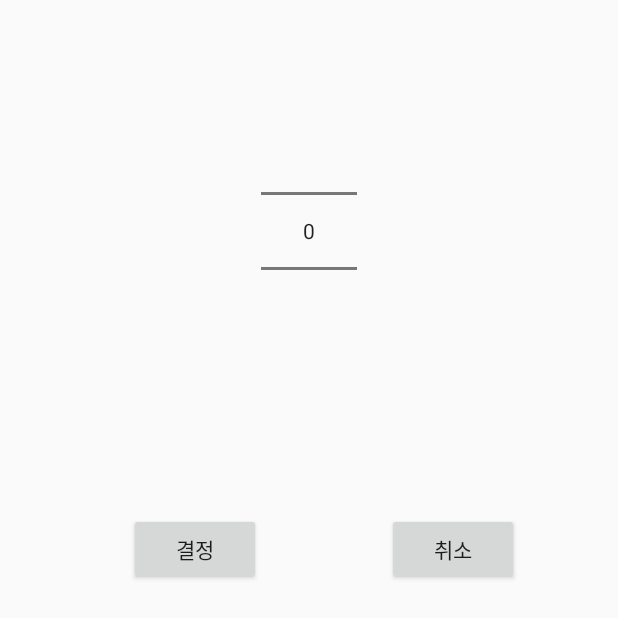
After one commit to Joony15/RoadToBike, an Android app: the layout activity_forpicker.xml on its own in the app's theme, with its tools: preview values and no code run, on a phone screen of 412 x 824 dp. The commit adds this screen. Shown: the top 618 px of the screen. Run offline under Robolectric (Android 15) with nearby library versions, the phone set to English and light mode, and no system bars.

Commit message:
경로선택완료

```diff
--- /dev/null
+++ b/app/src/main/res/layout/activity_forpicker.xml
@@ -0,0 +1,32 @@
+<RelativeLayout xmlns:android="http://schemas.android.com/apk/res/android"
+    android:layout_width="fill_parent"
+    android:layout_height="fill_parent" >
+
+    <NumberPicker
+        android:id="@+id/numberPicker1"
+        android:layout_width="wrap_content"
+        android:layout_height="wrap_content"
+        android:layout_alignParentTop="true"
+        android:layout_centerHorizontal="true"
+        android:layout_marginTop="64dp" />
+
+    <Button
+        android:id="@+id/button21"
+        android:layout_width="wrap_content"
+        android:layout_height="wrap_content"
+        android:layout_below="@+id/numberPicker1"
+        android:layout_marginLeft="20dp"
+        android:layout_marginTop="98dp"
+        android:layout_toRightOf="@+id/numberPicker1"
+        android:text="취소" />
+
+    <Button
+        android:id="@+id/button11"
+        android:layout_width="wrap_content"
+        android:layout_height="wrap_content"
+        android:layout_alignBaseline="@+id/button21"
+        android:layout_alignBottom="@+id/button21"
+        android:layout_toLeftOf="@+id/numberPicker1"
+        android:text="결정" />
+
+</RelativeLayout>
```
Also changed, not shown: app/src/main/java/com/example/noddy/roadtobike/MainActivity.java (+70 -6 lines).
